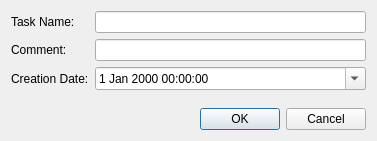
Old version of the form src/dontpanik/kpart/core/ui/kedittaskdialog.ui in the repository frankHa/dontpanic.
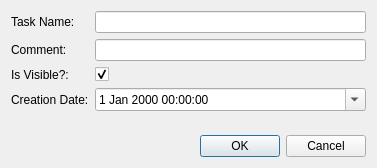
New version of the form.

The edit to the form file:
```diff
--- a/src/dontpanik/kpart/core/ui/kedittaskdialog.ui
+++ b/src/dontpanik/kpart/core/ui/kedittaskdialog.ui
@@ -7,7 +7,7 @@
     <x>0</x>
     <y>0</y>
     <width>377</width>
-    <height>141</height>
+    <height>168</height>
    </rect>
   </property>
   <property name="windowTitle">
@@ -37,13 +37,33 @@
       <widget class="QLineEdit" name="comment"/>
      </item>
      <item row="2" column="0">
+      <widget class="QLabel" name="label_4">
+       <property name="text">
+        <string>Is Visible?:</string>
+       </property>
+       <property name="buddy">
+        <cstring>visible</cstring>
+       </property>
+      </widget>
+     </item>
+     <item row="2" column="1">
+      <widget class="QCheckBox" name="visible">
+       <property name="text">
+        <string/>
+       </property>
+       <property name="checked">
+        <bool>true</bool>
+       </property>
+      </widget>
+     </item>
+     <item row="3" column="0">
       <widget class="QLabel" name="label_2">
        <property name="text">
         <string>Creation Date:</string>
        </property>
       </widget>
      </item>
-     <item row="2" column="1">
+     <item row="3" column="1">
       <widget class="QDateTimeEdit" name="creation_date">
        <property name="sizePolicy">
         <sizepolicy hsizetype="Expanding" vsizetype="Fixed">
```
Left out of the diff: 7 changed lines with no effect on the pictures.
